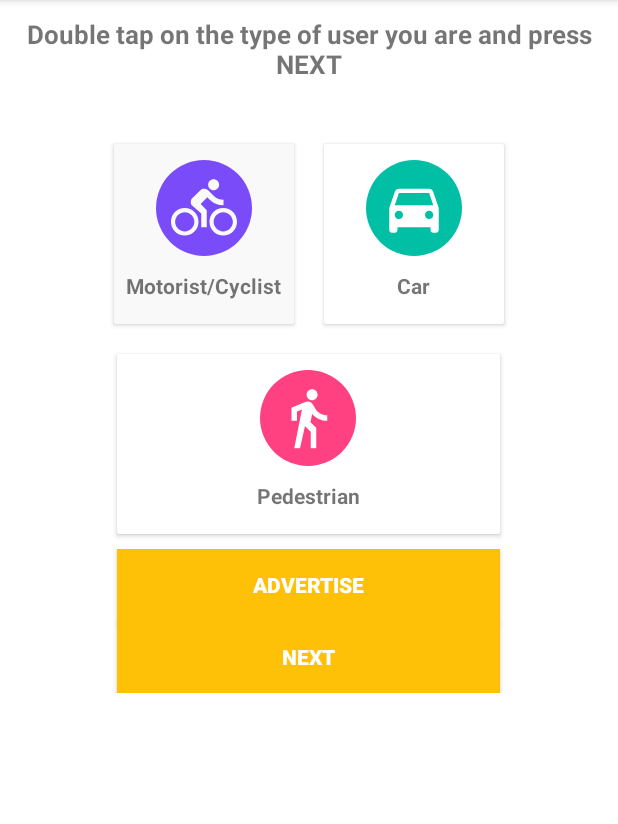
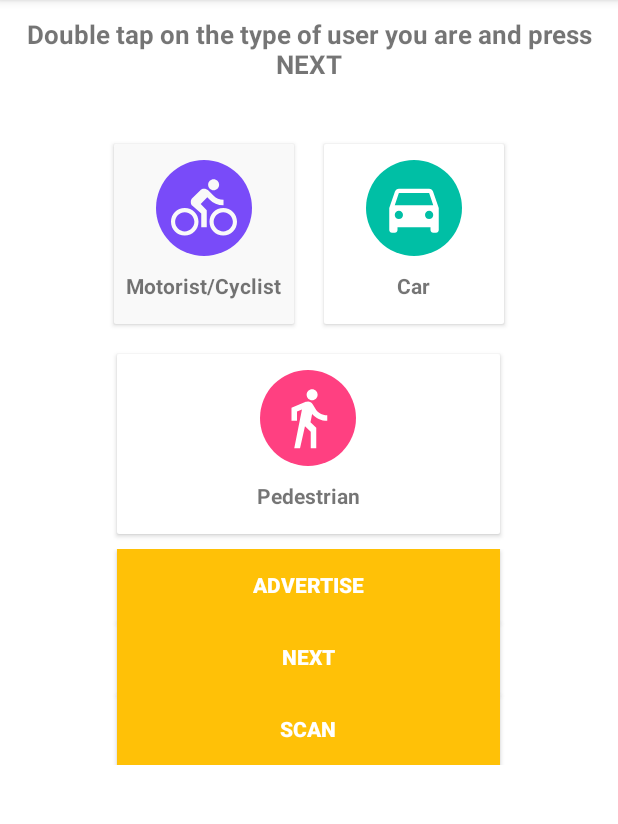
Before and after one commit to lorenatp94/VulnerAppBLE, an Android app: the MainActivity screen opened directly, with no data from a screen before it, on a phone screen of 412 x 824 dp, the part 84-908 px from its top. Run offline under Robolectric (Android 15) with nearby library versions, the phone set to English and light mode, and no system bars; 1 statement that could not run was skipped.

```diff
--- a/app/src/main/java/vru/uniovi/es/vulnerappble/MainActivity.java
+++ b/app/src/main/java/vru/uniovi/es/vulnerappble/MainActivity.java
@@ -18,7 +18,7 @@ public class MainActivity extends AppCompatActivity implements View.OnClickListe
     private static final String TAG = "MainActivity";
 
     private CardView motoCard, carCard, pedesCard;
-    private Button nextButton, connectButton;
+    private Button nextButton, connectButton, scanButton;
     private BluetoothAdapter mBluetoothAdapter;
     public String UsrType;
 
@@ -36,6 +36,7 @@ public class MainActivity extends AppCompatActivity implements View.OnClickListe
         pedesCard=(CardView) findViewById(R.id.pedes_card);
         nextButton = (Button) findViewById(R.id.next_button);
         connectButton= (Button) findViewById(R.id.connect_button);
+        scanButton=(Button)findViewById(R.id.scan_button);
 
         //Se añade función al boton y a las card
         motoCard.setOnClickListener(this);
@@ -43,6 +44,7 @@ public class MainActivity extends AppCompatActivity implements View.OnClickListe
         pedesCard.setOnClickListener(this);
         nextButton.setOnClickListener(this);
         connectButton.setOnClickListener(this);
+        scanButton.setOnClickListener(this);
 
 
 
@@ -124,8 +126,8 @@ public class MainActivity extends AppCompatActivity implements View.OnClickListe
                     startActivity(intent);
 
                 }
-            default:
-                break;
+
+
 
         }
 
--- a/app/src/main/res/layout/activity_main.xml
+++ b/app/src/main/res/layout/activity_main.xml
@@ -165,6 +165,18 @@
             android:textColor="@color/white"
             android:textStyle="bold"></Button>
 
+        <Button
+            android:id="@+id/scan_button"
+            android:layout_width="255dp"
+            android:layout_height="wrap_content"
+            android:layout_gravity="center"
+            android:layout_marginTop="0dp"
+            android:background="@color/colorPrimary"
+            android:text="SCAN"
+            android:textColor="@color/white"
+            android:textStyle="bold"></Button>
+
+
     </LinearLayout>
 
 
```
Also changed, not shown: app/src/main/java/vru/uniovi/es/vulnerappble/ClientActivity.java (+105 -38 lines), app/src/main/java/vru/uniovi/es/vulnerappble/ServerActivity.java (+28 -0 lines), app/src/main/res/layout/activity_client.xml (+11 -0 lines).
